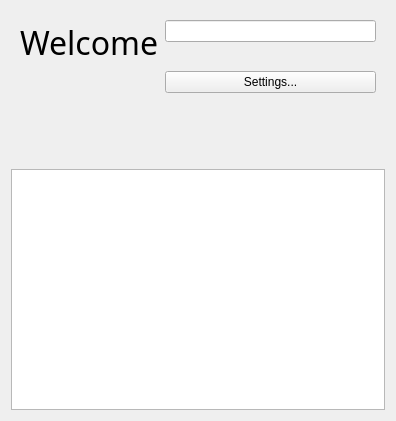
Qt form arachnid/core/gui/pyui/LeginonUI.ui (ezralanglois/arachnid) before a commit.
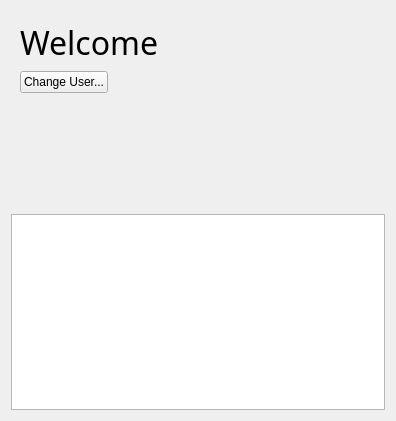
The same form after that commit.

Commit message: Workaround session problems and update GUI

Patch:
```diff
--- a/arachnid/core/gui/pyui/LeginonUI.ui
+++ b/arachnid/core/gui/pyui/LeginonUI.ui
@@ -15,6 +15,18 @@
   </property>
   <layout class="QVBoxLayout" name="verticalLayout">
    <item>
+    <widget class="QWidget" name="widget" native="true">
+     <property name="sizePolicy">
+      <sizepolicy hsizetype="Preferred" vsizetype="MinimumExpanding">
+       <horstretch>0</horstretch>
+       <verstretch>1</verstretch>
+      </sizepolicy>
+     </property>
+     <layout class="QVBoxLayout" name="verticalLayout_2">
+      <property name="margin">
+       <number>0</number>
+      </property>
+      <item>
     <widget class="QStackedWidget" name="loginStackedWidget">
      <property name="currentIndex">
       <number>0</number>
@@ -37,17 +49,10 @@
          </property>
         </widget>
        </item>
-       <item row="2" column="1">
-        <widget class="QLineEdit" name="alternateUserLineEdit">
-         <property name="readOnly">
-          <bool>false</bool>
-         </property>
-        </widget>
-       </item>
-       <item row="3" column="1">
+          <item row="3" column="0">
         <widget class="QPushButton" name="changeUserPushButton">
          <property name="text">
-          <string>Settings...</string>
+             <string>Change User...</string>
          </property>
         </widget>
        </item>
@@ -103,18 +108,6 @@
      </widget>
     </widget>
    </item>
-   <item>
-    <widget class="QWidget" name="widget" native="true">
-     <property name="sizePolicy">
-      <sizepolicy hsizetype="Preferred" vsizetype="MinimumExpanding">
-       <horstretch>0</horstretch>
-       <verstretch>1</verstretch>
-      </sizepolicy>
-     </property>
-     <layout class="QVBoxLayout" name="verticalLayout_2">
-      <property name="margin">
-       <number>0</number>
-      </property>
       <item>
        <widget class="QTableView" name="projectTableView">
         <property name="editTriggers">
```
Lines whose indentation alone changed are shown as unchanged. The commit also changes 3 other files.
